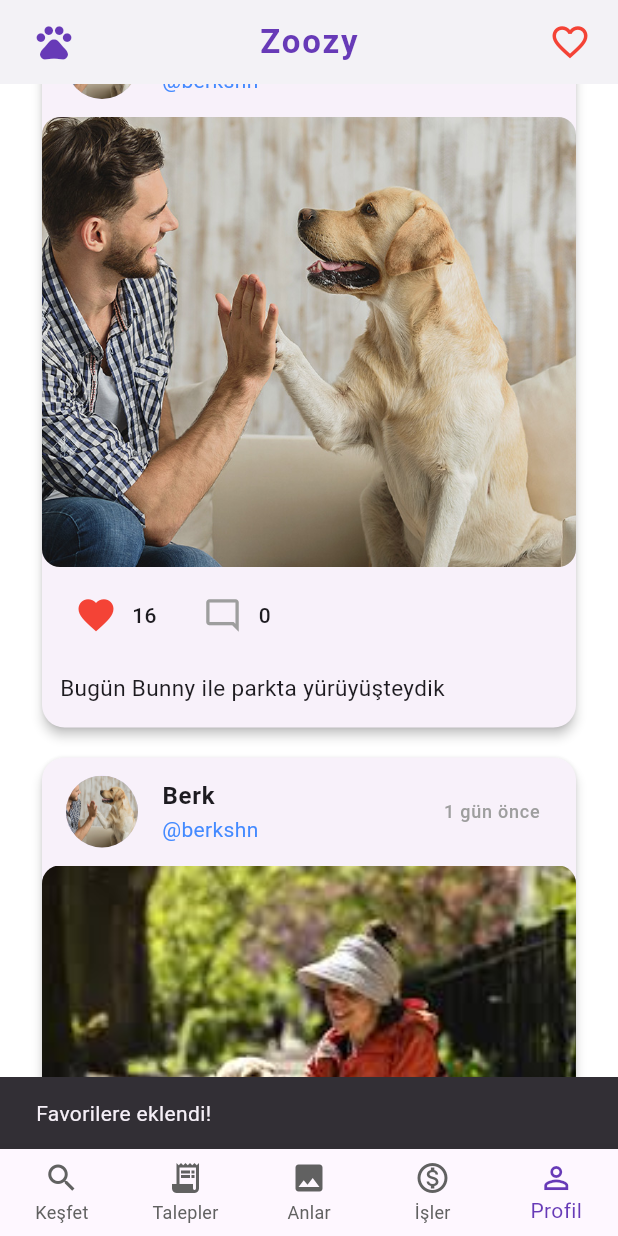
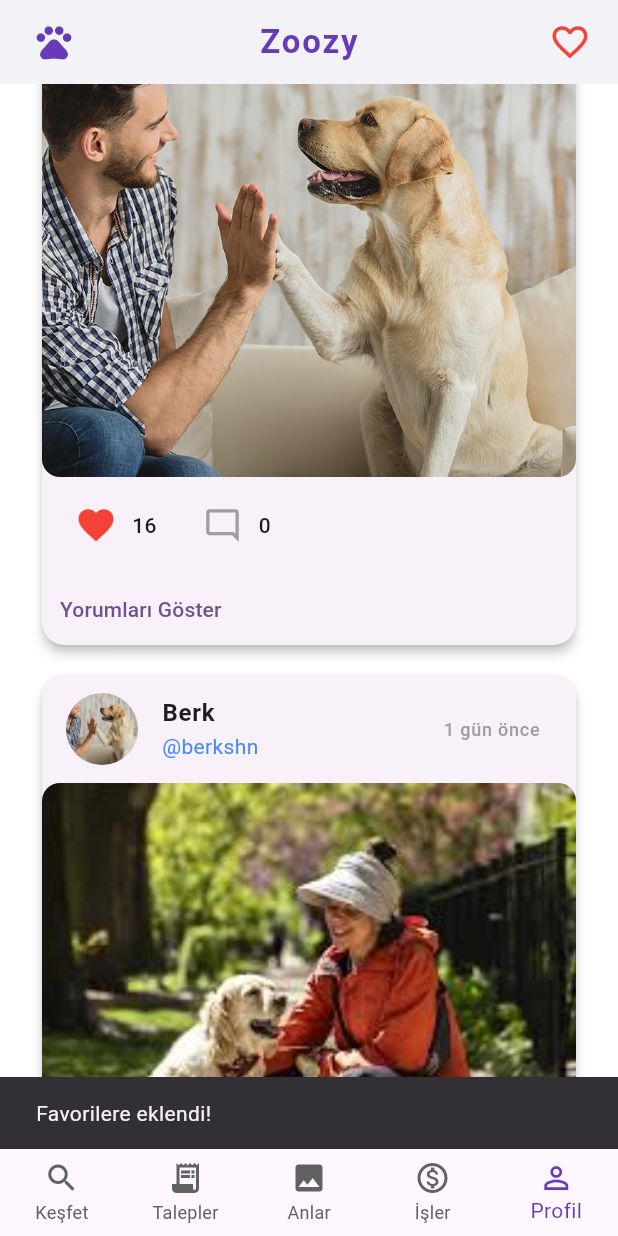
Before and after one commit to iremsuerdemir/Zoozy, a Flutter app: the screen it shows after launch, scrolled down 576 dp, after a tap on the "favorite outline" icon, on a phone screen of 412 x 824 dp. Run offline on Flutter 3.47's test engine with Material 3 defaults, Android fonts, the phone set to English and light mode, and no system bars; our stand-ins replace file_picker, firebase_auth, firebase_core, font_awesome_flutter, google_sign_in, image_picker and 4 more; missing offline and left inert: flutter_facebook_auth, flutter_google_places_hoc081098; accounts and stored records are empty.

Commit message:
yorum özelliği çalışır hale getirildi.

```diff
--- a/lib/components/comment_card.dart
+++ b/lib/components/comment_card.dart
@@ -13,15 +13,10 @@ class CommentCard extends StatelessWidget {
     final now = DateTime.now();
     final difference = now.difference(date);
 
-    if (difference.inDays > 0) {
-      return '${difference.inDays} gün önce';
-    } else if (difference.inHours > 0) {
-      return '${difference.inHours} saat önce';
-    } else if (difference.inMinutes > 0) {
-      return '${difference.inMinutes} dakika önce';
-    } else {
-      return 'Az önce';
-    }
+    if (difference.inDays > 0) return '${difference.inDays} gün önce';
+    if (difference.inHours > 0) return '${difference.inHours} saat önce';
+    if (difference.inMinutes > 0) return '${difference.inMinutes} dakika önce';
+    return 'Az önce';
   }
 
   @override
@@ -37,7 +32,6 @@ class CommentCard extends StatelessWidget {
         child: Column(
           crossAxisAlignment: CrossAxisAlignment.start,
           children: [
-            // Üst kısım: Avatar, isim ve tarih
             Row(
               children: [
                 CircleAvatar(
@@ -66,7 +60,6 @@ class CommentCard extends StatelessWidget {
                     ],
                   ),
                 ),
-                // Yıldızlar
                 Row(
                   children: List.generate(5, (index) {
                     return Icon(
@@ -79,8 +72,6 @@ class CommentCard extends StatelessWidget {
               ],
             ),
             const SizedBox(height: 12),
-
-            // Yorum metni
             Text(
               comment.message,
               style: const TextStyle(fontSize: 14),
--- a/lib/components/comment_dialog.dart
+++ b/lib/components/comment_dialog.dart
@@ -18,8 +18,8 @@ class CommentDialog extends StatefulWidget {
 class _CommentDialogState extends State<CommentDialog> {
   final TextEditingController _messageController = TextEditingController();
   int _selectedRating = 5;
-  final String _authorName = "Kullanıcı"; // Geçici kullanıcı adı
-  final String _authorAvatar = "assets/images/caregiver1.png"; // Geçici avatar
+  final String _authorName = "Kullanıcı";
+  final String _authorAvatar = "assets/images/caregiver1.png";
 
   @override
   void dispose() {
@@ -61,7 +61,6 @@ class _CommentDialogState extends State<CommentDialog> {
           mainAxisSize: MainAxisSize.min,
           crossAxisAlignment: CrossAxisAlignment.start,
           children: [
-            // Yıldız değerlendirmesi
             const Text(
               "Değerlendirme:",
               style: TextStyle(fontSize: 16, fontWeight: FontWeight.bold),
@@ -84,8 +83,6 @@ class _CommentDialogState extends State<CommentDialog> {
               }),
             ),
             const SizedBox(height: 16),
-
-            // Yorum metni
             const Text(
               "Yorumunuz:",
               style: TextStyle(fontSize: 16, fontWeight: FontWeight.bold),
--- a/lib/components/moments_postCard.dart
+++ b/lib/components/moments_postCard.dart
@@ -4,8 +4,8 @@ import 'package:shared_preferences/shared_preferences.dart';
 import 'package:zoozy/models/favori_item.dart';
 import 'package:zoozy/models/comment.dart';
 import 'package:zoozy/services/comment_service.dart';
+import 'package:zoozy/components/comment_card.dart';
 import 'package:zoozy/components/comment_dialog.dart';
-import 'package:zoozy/components/comment_card.dart';
 
 class MomentsPostCard extends StatefulWidget {
   final String userName;
@@ -49,13 +49,18 @@ class _MomentsPostCardState extends State<MomentsPostCard> {
   }
 
   void _loadComments() {
+    // Moment kartı için unique cardId kullanıyoruz
+    final cardId =
+        "moment_${widget.userName}_${widget.timePosted.millisecondsSinceEpoch}";
     setState(() {
-      _comments = _commentService.getCommentsForCard(widget.userName);
+      _comments = _commentService.getCommentsForCard(cardId);
     });
   }
 
   void _onCommentAdded(Comment comment) {
-    _commentService.addComment(widget.userName, comment);
+    final cardId =
+        "moment_${widget.userName}_${widget.timePosted.millisecondsSinceEpoch}";
+    _commentService.addComment(cardId, comment);
     _loadComments();
   }
 
@@ -76,11 +81,7 @@ class _MomentsPostCardState extends State<MomentsPostCard> {
 
     setState(() {
       isFavorite = exists;
-      if (exists) {
-        likeCount = widget.likes + 1;
-      } else {
-        likeCount = widget.likes;
-      }
+      likeCount = widget.likes + (exists ? 1 : 0);
     });
   }
 
@@ -109,17 +110,14 @@ class _MomentsPostCardState extends State<MomentsPostCard> {
       tip: "moments",
     );
 
-    if (!mevcutFavoriler.any(
-      (element) =>
-          FavoriteItem.fromJson(jsonDecode(element)).imageUrl ==
-          favItem.imageUrl,
-    )) {
+    if (!mevcutFavoriler.any((element) =>
+        FavoriteItem.fromJson(jsonDecode(element)).imageUrl ==
+        favItem.imageUrl)) {
       mevcutFavoriler.add(jsonEncode(favItem.toJson()));
       await prefs.setStringList("favoriler", mevcutFavoriler);
 
-      ScaffoldMessenger.of(
-        context,
-      ).showSnackBar(const SnackBar(content: Text("Favorilere eklendi!")));
+      ScaffoldMessenger.of(context)
+          .showSnackBar(const SnackBar(content: Text("Favorilere eklendi!")));
     }
   }
 
@@ -134,21 +132,8 @@ class _MomentsPostCardState extends State<MomentsPostCard> {
 
     await prefs.setStringList("favoriler", mevcutFavoriler);
 
-    ScaffoldMessenger.of(
-      context,
-    ).showSnackBar(const SnackBar(content: Text("Favorilerden kaldırıldı!")));
-  }
-
-  void onCommentTap() {
     ScaffoldMessenger.of(context).showSnackBar(
-      const SnackBar(content: Text("Yorum sayfasına yönlendirildi!")),
-    );
-  }
-
-  void onUserTap() {
-    ScaffoldMessenger.of(context).showSnackBar(
-      SnackBar(content: Text("${widget.displayName} profiline gidiliyor...")),
-    );
+        const SnackBar(content: Text("Favorilerden kaldırıldı!")));
   }
 
   @override
@@ -161,19 +146,15 @@ class _MomentsPostCardState extends State<MomentsPostCard> {
         crossAxisAlignment: CrossAxisAlignment.start,
         children: [
           ListTile(
-            onTap: onUserTap,
             leading: CircleAvatar(
               backgroundImage: AssetImage(widget.userPhoto),
               radius: 24,
             ),
-            title: Text(
-              widget.displayName,
-              style: const TextStyle(fontWeight: FontWeight.bold, fontSize: 16),
-            ),
-            subtitle: Text(
-              '@${widget.userName}',
-              style: const TextStyle(color: Colors.blueAccent),
-            ),
+            title: Text(widget.displayName,
+                style:
+                    const TextStyle(fontWeight: FontWeight.bold, fontSize: 16)),
+            subtitle: Text('@${widget.userName}',
+                style: const TextStyle(color: Colors.blueAccent)),
             trailing: Text(
               timeAgo(widget.timePosted),
               style: const TextStyle(color: Colors.grey, fontSize: 12),
@@ -200,79 +181,54 @@ class _MomentsPostCardState extends State<MomentsPostCard> {
                   ),
                   onPressed: toggleFavorite,
                 ),
-                Text(
-                  '$likeCount',
-                  style: const TextStyle(fontWeight: FontWeight.w500),
-                ),
+                Text('$likeCount',
+                    style: const TextStyle(fontWeight: FontWeight.w500)),
                 const SizedBox(width: 20),
                 IconButton(
                   iconSize: 26,
-                  icon: const Icon(
-                    Icons.mode_comment_outlined,
-                    color: Colors.grey,
-                  ),
+                  icon: const Icon(Icons.mode_comment_outlined,
+                      color: Colors.grey),
                   onPressed: () {
                     showDialog(
                       context: context,
                       builder: (context) => CommentDialog(
-                        cardId: widget.userName,
+                        cardId:
+                            "moment_${widget.userName}_${widget.timePosted.millisecondsSinceEpoch}",
                         onCommentAdded: _onCommentAdded,
                       ),
                     );
                   },
                 ),
-                Text(
-                  '${_comments.length}',
-                  style: const TextStyle(fontWeight: FontWeight.w500),
-                ),
+                Text('${_comments.length}',
+                    style: const TextStyle(fontWeight: FontWeight.w500)),
               ],
             ),
           ),
-          if (widget.description.isNotEmpty)
+          if (_showComments)
             Padding(
-              padding: const EdgeInsets.symmetric(horizontal: 12, vertical: 6),
-              child: Text(
-                widget.description,
-                style: const TextStyle(fontSize: 15, height: 1.4),
+              padding: const EdgeInsets.symmetric(horizontal: 8),
+              child: Column(
+                children: _comments
+                    .map((comment) => CommentCard(comment: comment))
+                    .toList(),
               ),
             ),
-
-          // Yorumları göster/gizle butonu
-          if (_comments.isNotEmpty)
-            Padding(
-              padding: const EdgeInsets.symmetric(horizontal: 12, vertical: 6),
-              child: Row(
-                children: [
-                  TextButton.icon(
-                    onPressed: _toggleComments,
-                    icon: Icon(
-                      _showComments ? Icons.keyboard_arrow_up : Icons.keyboard_arrow_down,
-                      size: 16,
-                    ),
-                    label: Text(
-                      _showComments ? 'Yorumları Gizle' : '${_comments.length} Yorumu Gör',
-                      style: const TextStyle(fontSize: 12),
-                    ),
-                  ),
-                ],
-              ),
-            ),
-
-          // Yorumlar listesi
-          if (_showComments && _comments.isNotEmpty)
-            ..._comments.map((comment) => CommentCard(comment: comment)).toList(),
-
-          const SizedBox(height: 10),
+          TextButton(
+            onPressed: _toggleComments,
+            child: Text(_showComments ? 'Yorumları Gizle' : 'Yorumları Göster'),
+          ),
         ],
       ),
     );
   }
 
   String timeAgo(DateTime date) {
-    final diff = DateTime.now().difference(date);
-    if (diff.inMinutes < 1) return 'az önce';
-    if (diff.inHours < 1) return '${diff.inMinutes} dk önce';
-    if (diff.inDays < 1) return '${diff.inHours} sa önce';
-    return '${diff.inDays} gün önce';
+    final now = DateTime.now();
+    final difference = now.difference(date);
+
+    if (difference.inDays >= 1) return '${difference.inDays} gün önce';
+    if (difference.inHours >= 1) return '${difference.inHours} saat önce';
+    if (difference.inMinutes >= 1) return '${difference.inMinutes} dakika önce';
+    return 'Az önce';
   }
 }
--- a/lib/main.dart
+++ b/lib/main.dart
@@ -116,20 +116,7 @@ class MyApp extends StatelessWidget {
             "timePosted": DateTime.now().subtract(const Duration(days: 1)),
           },
         ],
-        reviews: [
-          {
-            "name": "Jane Smith",
-            "comment": "Berk harika bir bakıcı!",
-            "photoUrl": "assets/images/caregiver1.png",
-            "timePosted": DateTime.now().subtract(const Duration(days: 2)),
-          },
-          {
-            "name": "Bob Brown",
-            "comment": "Köpeğimle çok iyi ilgilendi.",
-            "photoUrl": "assets/images/caregiver2.jpeg",
-            "timePosted": DateTime.now().subtract(const Duration(days: 5)),
-          },
-        ],
+        reviews: [],
         followers: 120,
         following: 75,
       ),
--- a/lib/screens/caregiverProfilPage.dart
+++ b/lib/screens/caregiverProfilPage.dart
@@ -2,10 +2,9 @@ import 'dart:convert';
 import 'package:flutter/material.dart';
 import 'package:shared_preferences/shared_preferences.dart';
 import 'package:zoozy/components/bottom_navigation_bar.dart';
-import 'package:zoozy/components/commentItem.dart';
+import 'package:zoozy/components/comment_card.dart';
+import 'package:zoozy/components/comment_dialog.dart';
 import 'package:zoozy/components/moments_postCard.dart';
-import 'package:zoozy/components/comment_dialog.dart';
-import 'package:zoozy/components/comment_card.dart';
 import 'package:zoozy/screens/profile_screen.dart';
 import 'package:zoozy/screens/reguests_screen.dart';
 import 'package:zoozy/screens/favori_page.dart';
@@ -50,7 +49,6 @@ class CaregiverProfilpage extends StatefulWidget {
 class _CaregiverProfilpageState extends State<CaregiverProfilpage> {
   final CommentService _commentService = CommentService();
   List<Comment> _comments = [];
-  bool _showComments = false;
 
   @override
   void initState() {
@@ -69,12 +67,6 @@ class _CaregiverProfilpageState extends State<CaregiverProfilpage> {
     _loadComments();
   }
 
-  void _toggleComments() {
-    setState(() {
-      _showComments = !_showComments;
-    });
-  }
-
   Future<void> _favoriyeEkle(BuildContext context) async {
     final prefs = await SharedPreferences.getInstance();
     List<String> mevcutFavoriler = prefs.getStringList("favoriler") ?? [];
@@ -87,7 +79,6 @@ class _CaregiverProfilpageState extends State<CaregiverProfilpage> {
       tip: "caregiver",
     );
 
-    // Aynı favori zaten varsa ekleme
     bool zatenVar = mevcutFavoriler.any((f) {
       final decoded = jsonDecode(f);
       return decoded["title"] == item.title &&
@@ -147,7 +138,6 @@ class _CaregiverProfilpageState extends State<CaregiverProfilpage> {
         ),
         centerTitle: true,
         actions: [
-          // 🔹 Favori sayfasına git butonu
           IconButton(
             onPressed: () {
               Navigator.push(
@@ -186,6 +176,7 @@ class _CaregiverProfilpageState extends State<CaregiverProfilpage> {
         child: Column(
           crossAxisAlignment: CrossAxisAlignment.start,
           children: [
+            // Profil üst kısmı
             Row(
               children: [
                 CircleAvatar(
@@ -244,56 +235,13 @@ class _CaregiverProfilpageState extends State<CaregiverProfilpage> {
                           ),
                         ],
                       ),
-                      const SizedBox(height: 12),
-                      // Yorum butonları
-                      Row(
-                        children: [
-                          ElevatedButton.icon(
-                            onPressed: () {
-                              showDialog(
-                                context: context,
-                                builder: (context) => CommentDialog(
-                                  cardId: widget.userName,
-                                  onCommentAdded: _onCommentAdded,
-                                ),
-                              );
-                            },
-                            icon: const Icon(Icons.comment, size: 18),
-                            label: Text("Yorum Ekle (${_comments.length})"),
-                            style: ElevatedButton.styleFrom(
-                              backgroundColor: Colors.blue,
-                              foregroundColor: Colors.white,
-                              shape: RoundedRectangleBorder(
-                                borderRadius: BorderRadius.circular(20),
-                              ),
-                              minimumSize: const Size(150, 36),
-                            ),
-                          ),
-                          const SizedBox(width: 8),
-                          ElevatedButton.icon(
-                            onPressed: _toggleComments,
-                            icon: Icon(
-                              _showComments ? Icons.visibility_off : Icons.visibility,
-                              size: 18,
-                            ),
-                            label: Text(_showComments ? "Yorumları Gizle" : "Yorumları Göster"),
-                            style: ElevatedButton.styleFrom(
-                              backgroundColor: Colors.green,
-                              foregroundColor: Colors.white,
-                              shape: RoundedRectangleBorder(
-                                borderRadius: BorderRadius.circular(20),
-                              ),
-                              minimumSize: const Size(150, 36),
-                            ),
-                          ),
-                        ],
-                      ),
                     ],
                   ),
                 ),
               ],
             ),
             const SizedBox(height: 16),
+            // İstatistikler
             Row(
               mainAxisAlignment: MainAxisAlignment.spaceEvenly,
               children: [
@@ -336,6 +284,7 @@ class _CaregiverProfilpageState extends State<CaregiverProfilpage> {
               ],
             ),
             const SizedBox(height: 16),
+            // Hakkında
             const Text(
               'About Me',
               style: TextStyle(fontSize: 18, fontWeight: FontWeight.bold),
@@ -343,6 +292,7 @@ class _CaregiverProfilpageState extends State<CaregiverProfilpage> {
             const SizedBox(height: 4),
             Text(widget.bio),
             const SizedBox(height: 16),
+            // Skills
             if (widget.userSkills.isNotEmpty) ...[
               const Text(
                 'Skills & Qualifications',
@@ -361,6 +311,7 @@ class _CaregiverProfilpageState extends State<CaregiverProfilpage> {
               Text(widget.otherSkills),
               const SizedBox(height: 16),
             ],
+            // Moments
             if (widget.moments.isNotEmpty) ...[
               const Text(
                 'Moments',
@@ -385,51 +336,57 @@ class _CaregiverProfilpageState extends State<CaregiverProfilpage> {
               ),
               const SizedBox(height: 16),
             ],
-            if (widget.reviews.isNotEmpty) ...[
+            // Reviews ve Yorumlar
             const Text(
               'Reviews',
               style: TextStyle(fontSize: 18, fontWeight: FontWeight.bold),
             ),
             const SizedBox(height: 8),
             Column(
-                children: widget.reviews
-                    .map(
-                      (review) => CommentItem(
-                        name: review['name'],
-                        comment: review['comment'],
-                        photoUrl: review['photoUrl'],
-                        timePosted: review['timePosted'],
+              children: [
+                ...widget.reviews.map((review) => CommentCard(
+                      comment: Comment(
+                        id: review['id'] ?? '',
+                        message: review['comment'] ?? '',
+                        rating: review['rating']?.toInt() ?? 0,
+                        createdAt: review['timePosted'] != null
+                            ? DateTime.parse(review['timePosted'])
+                            : DateTime.now(),
+                        authorName: review['name'] ?? '',
+                        authorAvatar: review['photoUrl'] ?? '',
                       ),
-                    )
-                    .toList(),
+                    )),
+                ..._comments.map((comment) => CommentCard(comment: comment)),
+                const SizedBox(height: 8),
+                ElevatedButton.icon(
+                  onPressed: () {
+                    showDialog(
+                      context: context,
+                      builder: (context) => CommentDialog(
+                        cardId: widget.userName,
+                        onCommentAdded: _onCommentAdded,
+                      ),
+                    );
+                  },
+                  icon: const Icon(Icons.comment, size: 18),
+                  label: Text(
+                      "Yorum Ekle (${_commentService.getCommentCountForCard(widget.userName)})"),
+                  style: ElevatedButton.styleFrom(
+                    backgroundColor: Colors.blue,
+                    foregroundColor: Colors.white,
+                    shape: RoundedRectangleBorder(
+                      borderRadius: BorderRadius.circular(20),
+                    ),
+                    minimumSize: const Size(150, 36),
+                  ),
                 ),
               ],
-
-            // Yorumlar bölümü
-            if (_showComments) ...[
-              const SizedBox(height: 20),
-              const Text(
-                'Yorumlar',
-                style: TextStyle(fontSize: 18, fontWeight: FontWeight.bold),
             ),
-              const SizedBox(height: 8),
-              if (_comments.isEmpty)
-                const Padding(
-                  padding: EdgeInsets.all(20.0),
-                  child: Text(
-                    'Henüz yorum yok. İlk yorumu siz yapın!',
-                    style: TextStyle(color: Colors.grey),
-                    textAlign: TextAlign.center,
-                  ),
-                )
-              else
-                ..._comments.map((comment) => CommentCard(comment: comment)).toList(),
-            ],
           ],
         ),
       ),
       bottomNavigationBar: CustomBottomNavBar(
-        currentIndex: 4, // Profil sayfası index
+        currentIndex: 4,
         selectedColor: primaryPurple,
         unselectedColor: Colors.grey[700]!,
         onTap: (index) {
```
Also changed, not shown: lib/services/comment_service.dart (+0 -8 lines). Lines whose indentation alone changed are shown as unchanged.
